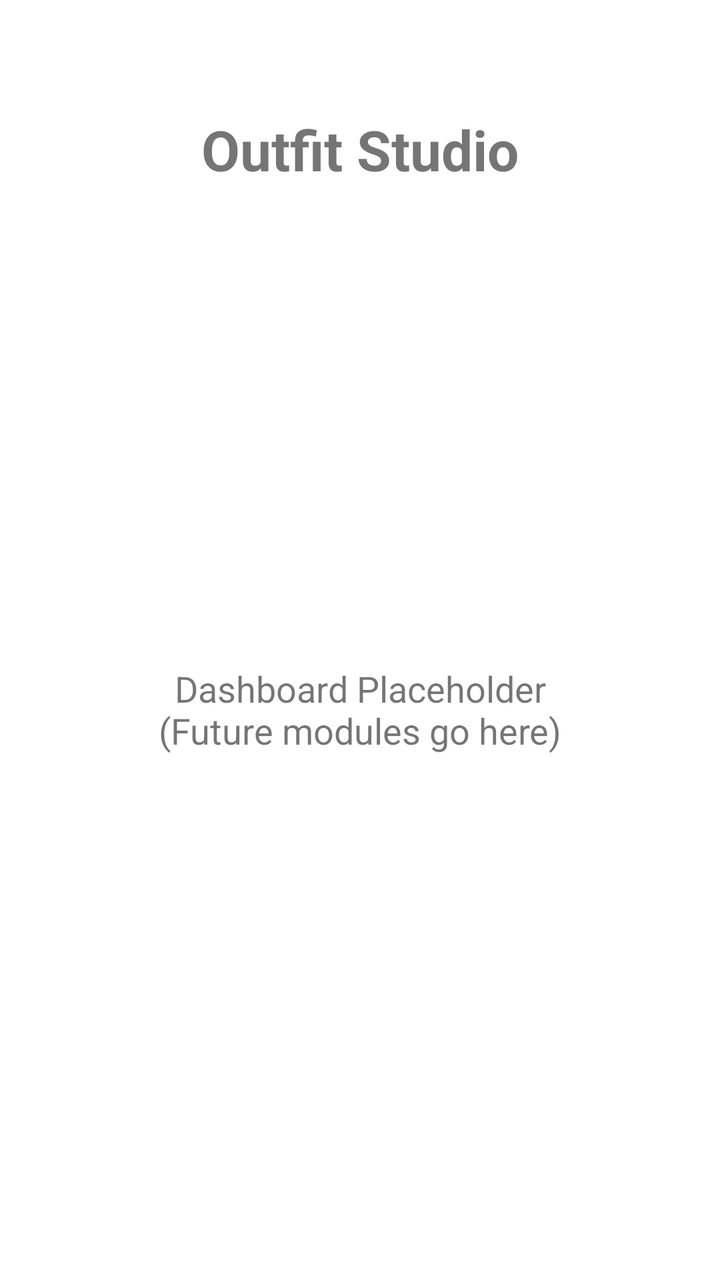
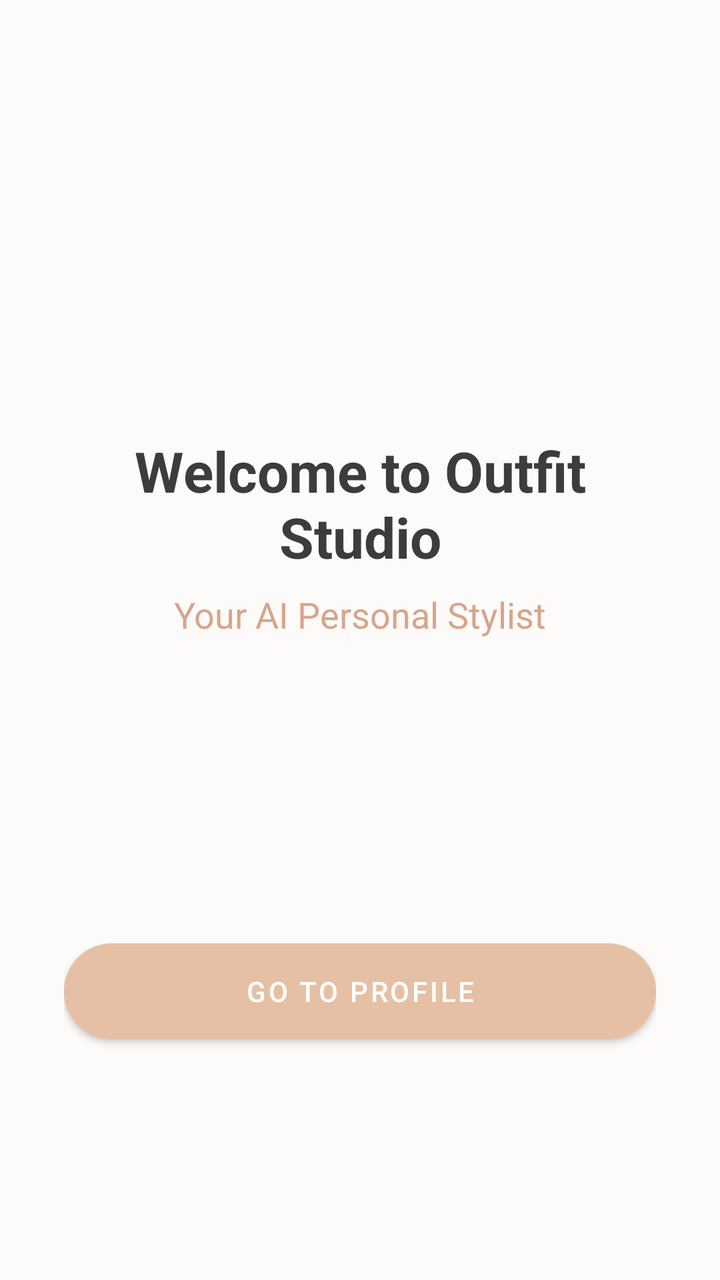

Screens rendered from an Android XML layout before and after an edit, with the pre-edit source and the edit as a unified diff.
<!-- AndroidManifest.xml: application theme Theme.OutfitStudio -->
<!-- res/layout/activity_home.xml -->
<?xml version="1.0" encoding="utf-8"?>
<androidx.constraintlayout.widget.ConstraintLayout xmlns:android="http://schemas.android.com/apk/res/android"
    xmlns:app="http://schemas.android.com/apk/res-auto"
    android:layout_width="match_parent"
    android:layout_height="match_parent"
    android:padding="24dp">

    <TextView
        android:id="@+id/tvHomeTitle"
        android:layout_width="wrap_content"
        android:layout_height="wrap_content"
        android:text="@string/app_name"
        android:textSize="28sp"
        android:textStyle="bold"
        app:layout_constraintTop_toTopOf="parent"
        app:layout_constraintStart_toStartOf="parent"
        app:layout_constraintEnd_toEndOf="parent"
        android:layout_marginTop="32dp"/>

    <TextView
        android:id="@+id/tvPlaceholder"
        android:layout_width="wrap_content"
        android:layout_height="wrap_content"
        android:text="Dashboard Placeholder\n(Future modules go here)"
        android:textAlignment="center"
        android:textSize="18sp"
        app:layout_constraintTop_toBottomOf="@id/tvHomeTitle"
        app:layout_constraintBottom_toBottomOf="parent"
        app:layout_constraintStart_toStartOf="parent"
        app:layout_constraintEnd_toEndOf="parent"/>

</androidx.constraintlayout.widget.ConstraintLayout>
<!-- resources referenced by this layout -->
<resources>
  <string name="app_name">Outfit Studio</string>
  <style name="Theme.OutfitStudio" parent="Theme.MaterialComponents.DayNight.NoActionBar">
          
          <item name="colorPrimary">#6200EE</item>
          <item name="colorPrimaryVariant">#3700B3</item>
          <item name="colorOnPrimary">#FFFFFF</item>
          
          <item name="colorSecondary">#03DAC5</item>
          <item name="colorSecondaryVariant">#018786</item>
          <item name="colorOnSecondary">#000000</item>
          
          <item name="android:statusBarColor">?attr/colorPrimaryVariant</item>
      </style>
</resources>

<!-- the commit's change to res/layout/activity_home.xml (unified diff, before → after) -->
@@ -3,30 +3,46 @@
     xmlns:app="http://schemas.android.com/apk/res-auto"
     android:layout_width="match_parent"
     android:layout_height="match_parent"
-    android:padding="24dp">
+    android:background="@color/background"
+    android:padding="32dp">
 
     <TextView
-        android:id="@+id/tvHomeTitle"
+        android:id="@+id/tvWelcome"
         android:layout_width="wrap_content"
         android:layout_height="wrap_content"
-        android:text="@string/app_name"
+        android:text="Welcome to Outfit Studio"
         android:textSize="28sp"
         android:textStyle="bold"
+        android:textColor="@color/on_background"
+        android:textAlignment="center"
         app:layout_constraintTop_toTopOf="parent"
+        app:layout_constraintBottom_toTopOf="@id/btnProfile"
         app:layout_constraintStart_toStartOf="parent"
         app:layout_constraintEnd_toEndOf="parent"
-        android:layout_marginTop="32dp"/>
-
+        app:layout_constraintVertical_chainStyle="packed"/>
+        
     <TextView
-        android:id="@+id/tvPlaceholder"
+        android:id="@+id/tvSubtitle"
         android:layout_width="wrap_content"
         android:layout_height="wrap_content"
-        android:text="Dashboard Placeholder\n(Future modules go here)"
-        android:textAlignment="center"
+        android:text="Your AI Personal Stylist"
         android:textSize="18sp"
-        app:layout_constraintTop_toBottomOf="@id/tvHomeTitle"
+        android:textColor="@color/primary_variant"
+        app:layout_constraintTop_toBottomOf="@id/tvWelcome"
+        app:layout_constraintStart_toStartOf="parent"
+        app:layout_constraintEnd_toEndOf="parent"
+        android:layout_marginTop="8dp"/>
+
+    <Button
+        android:id="@+id/btnProfile"
+        android:layout_width="match_parent"
+        android:layout_height="wrap_content"
+        android:text="Go to Profile"
+        android:textColor="@color/on_primary"
+        android:background="@drawable/bg_button_rounded"
+        app:backgroundTint="@null"
+        app:layout_constraintTop_toBottomOf="@id/tvSubtitle"
         app:layout_constraintBottom_toBottomOf="parent"
-        app:layout_constraintStart_toStartOf="parent"
-        app:layout_constraintEnd_toEndOf="parent"/>
+        android:layout_marginTop="64dp"/>
 
 </androidx.constraintlayout.widget.ConstraintLayout>
<!-- resource entries referenced after the edit -->
@@ -1,17 +1,33 @@
 <!-- resources referenced by this layout -->
 <resources>
-  <string name="app_name">Outfit Studio</string>
+  <color name="background">#FDFBF9</color>
+  <color name="on_background">#3E3C3A</color>
+  <color name="on_primary">#FFFFFF</color>
+  <color name="primary_variant">#D8A58B</color>
+  <!-- drawable bg_button_rounded (drawable) -->
+  <?xml version="1.0" encoding="utf-8"?>
+  <shape xmlns:android="http://schemas.android.com/apk/res/android"
+      android:shape="rectangle">
+      <solid android:color="@color/primary"/>
+      <corners android:radius="24dp"/>
+  </shape>
   <style name="Theme.OutfitStudio" parent="Theme.MaterialComponents.DayNight.NoActionBar">
           
-          <item name="colorPrimary">#6200EE</item>
-          <item name="colorPrimaryVariant">#3700B3</item>
-          <item name="colorOnPrimary">#FFFFFF</item>
+          <item name="colorPrimary">@color/primary</item>
+          <item name="colorPrimaryVariant">@color/primary_variant</item>
+          <item name="colorOnPrimary">@color/on_primary</item>
           
-          <item name="colorSecondary">#03DAC5</item>
-          <item name="colorSecondaryVariant">#018786</item>
-          <item name="colorOnSecondary">#000000</item>
+          <item name="colorSecondary">@color/primary</item>
+          <item name="colorSecondaryVariant">@color/primary_variant</item>
+          <item name="colorOnSecondary">@color/on_primary</item>
           
-          <item name="android:statusBarColor">?attr/colorPrimaryVariant</item>
+          <item name="android:colorBackground">@color/background</item>
+          <item name="colorSurface">@color/surface</item>
+          
+          <item name="android:statusBarColor">@color/background</item>
+          <item name="android:windowLightStatusBar">true</item>
       </style>
+  <color name="primary">#E5C0A4</color>
+  <color name="surface">#FFFFFF</color>
 </resources>
 
